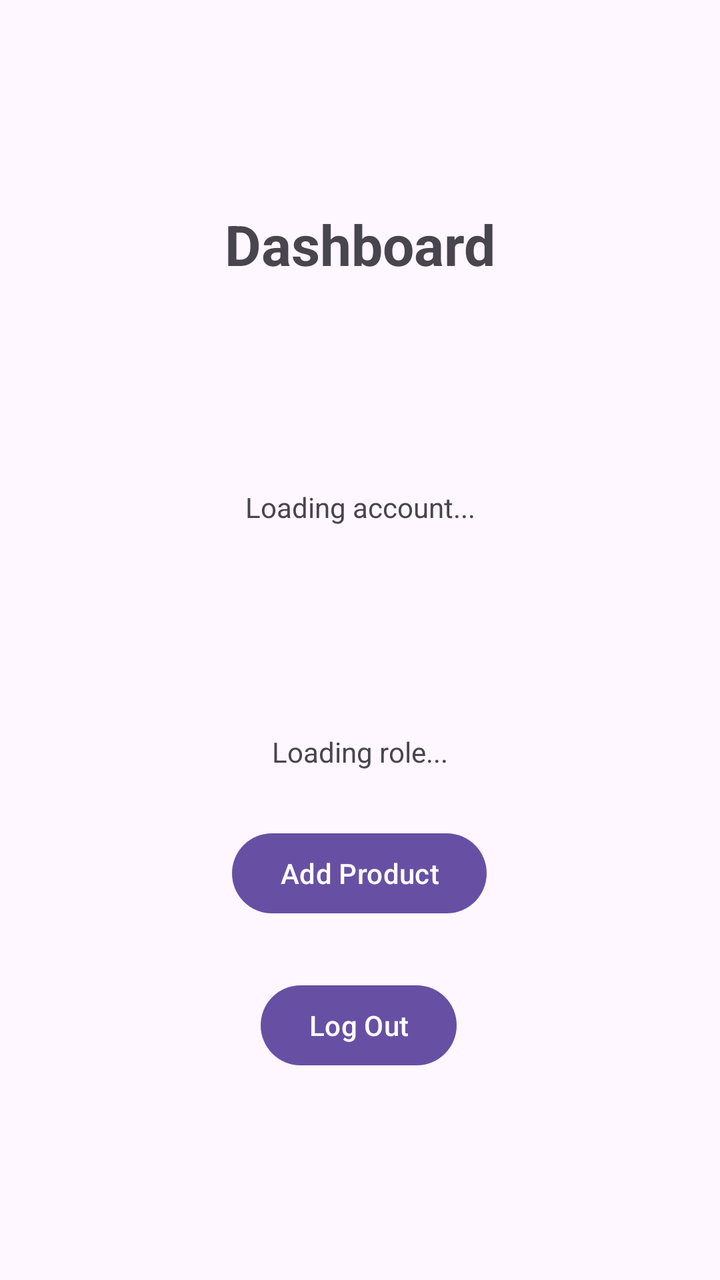
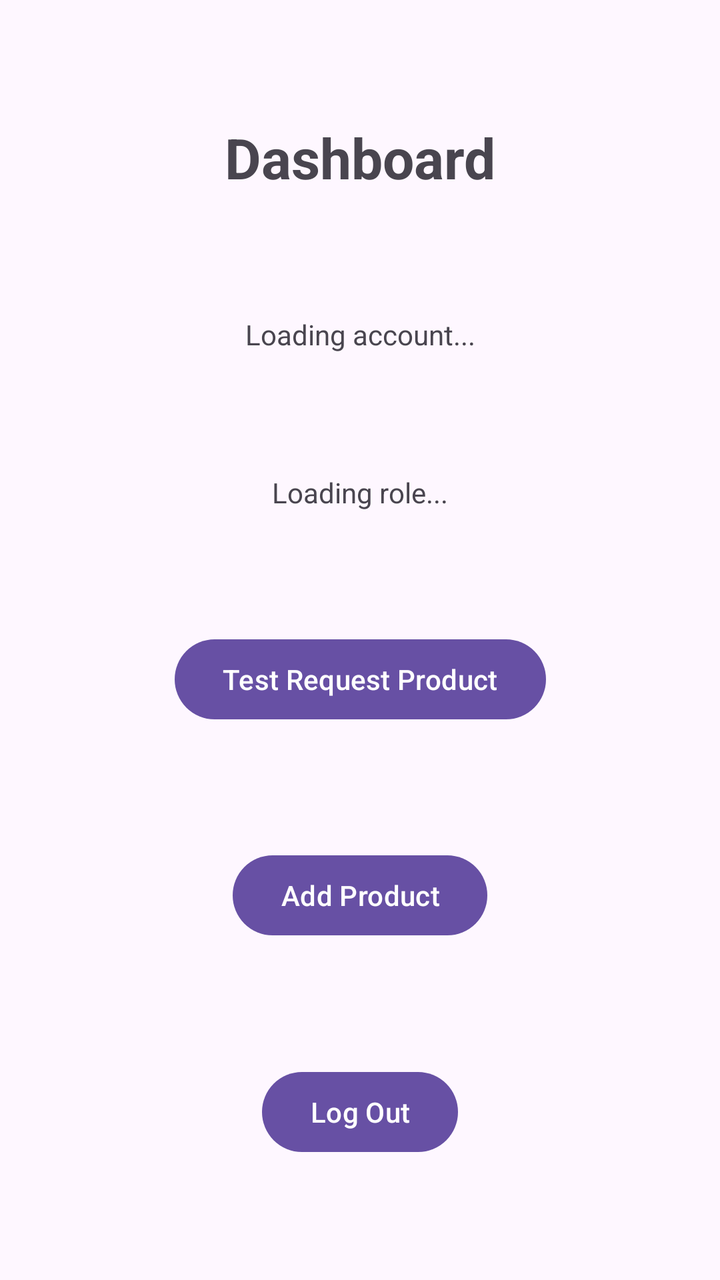

An Android layout rendered at two revisions. The XML below is the earlier revision; the diff shows what the commit changed to produce the second picture.
<!-- AndroidManifest.xml: application theme Theme._3130_grp8_app -->
<!-- res/layout/activity_role_specific_dashboard.xml -->
<?xml version="1.0" encoding="utf-8"?>
<androidx.constraintlayout.widget.ConstraintLayout xmlns:android="http://schemas.android.com/apk/res/android"
    xmlns:app="http://schemas.android.com/apk/res-auto"
    xmlns:tools="http://schemas.android.com/tools"
    android:id="@+id/roleSelectionMain"
    android:layout_width="match_parent"
    android:layout_height="match_parent">

    <TextView
        android:id="@+id/dashboardTitle"
        android:layout_width="wrap_content"
        android:layout_height="wrap_content"
        android:text="Dashboard"
        android:textSize="28sp"
        android:textStyle="bold"
        app:layout_constraintBottom_toTopOf="@id/dashboardEmail"
        app:layout_constraintEnd_toEndOf="parent"
        app:layout_constraintStart_toStartOf="parent"
        app:layout_constraintTop_toTopOf="parent" />

    
    <TextView
        android:id="@+id/dashboardEmail"
        android:layout_width="wrap_content"
        android:layout_height="wrap_content"
        android:text="Loading account..."
        app:layout_constraintBottom_toTopOf="@id/dashboardRole"
        app:layout_constraintEnd_toEndOf="parent"
        app:layout_constraintStart_toStartOf="parent"
        app:layout_constraintTop_toBottomOf="@id/dashboardTitle" />

    
    <TextView
        android:id="@+id/dashboardRole"
        android:layout_width="wrap_content"
        android:layout_height="wrap_content"
        android:text="Loading role..."
        app:layout_constraintBottom_toTopOf="@id/logoutButton"
        app:layout_constraintEnd_toEndOf="parent"
        app:layout_constraintStart_toStartOf="parent"
        app:layout_constraintTop_toBottomOf="@id/dashboardEmail" />

    
    <Button
        android:id="@+id/logoutButton"
        android:layout_width="wrap_content"
        android:layout_height="wrap_content"
        android:text="Log Out"
        app:layout_constraintBottom_toBottomOf="parent"
        app:layout_constraintEnd_toEndOf="parent"
        app:layout_constraintHorizontal_bias="0.498"
        app:layout_constraintStart_toStartOf="parent"
        app:layout_constraintTop_toBottomOf="@id/dashboardRole" />

    <Button
        android:id="@+id/productButton"
        android:layout_width="wrap_content"
        android:layout_height="wrap_content"
        android:layout_marginStart="160dp"
        android:layout_marginTop="36dp"
        android:layout_marginEnd="161dp"
        android:layout_marginBottom="37dp"
        android:text="Add Product"
        app:layout_constraintBottom_toTopOf="@+id/logoutButton"
        app:layout_constraintEnd_toEndOf="parent"
        app:layout_constraintStart_toStartOf="parent"
        app:layout_constraintTop_toBottomOf="@+id/dashboardRole" />
</androidx.constraintlayout.widget.ConstraintLayout>
<!-- resources referenced by this layout -->
<resources>
  <style name="Theme._3130_grp8_app" parent="Base.Theme._3130_grp8_app" />
  <style name="Base.Theme._3130_grp8_app" parent="Theme.Material3.DayNight.NoActionBar">
          
          
      </style>
</resources>

<!-- the commit's change to res/layout/activity_role_specific_dashboard.xml (unified diff, before → after) -->
@@ -1,7 +1,6 @@
 <?xml version="1.0" encoding="utf-8"?>
 <androidx.constraintlayout.widget.ConstraintLayout xmlns:android="http://schemas.android.com/apk/res/android"
     xmlns:app="http://schemas.android.com/apk/res-auto"
-    xmlns:tools="http://schemas.android.com/tools"
     android:id="@+id/roleSelectionMain"
     android:layout_width="match_parent"
     android:layout_height="match_parent">
@@ -13,34 +12,52 @@
         android:text="Dashboard"
         android:textSize="28sp"
         android:textStyle="bold"
-        app:layout_constraintBottom_toTopOf="@id/dashboardEmail"
         app:layout_constraintEnd_toEndOf="parent"
         app:layout_constraintStart_toStartOf="parent"
-        app:layout_constraintTop_toTopOf="parent" />
+        app:layout_constraintTop_toTopOf="parent"
+        app:layout_constraintBottom_toTopOf="@id/dashboardEmail"/>
 
-    
     <TextView
         android:id="@+id/dashboardEmail"
         android:layout_width="wrap_content"
         android:layout_height="wrap_content"
         android:text="Loading account..."
-        app:layout_constraintBottom_toTopOf="@id/dashboardRole"
         app:layout_constraintEnd_toEndOf="parent"
         app:layout_constraintStart_toStartOf="parent"
-        app:layout_constraintTop_toBottomOf="@id/dashboardTitle" />
+        app:layout_constraintTop_toBottomOf="@id/dashboardTitle"
+        app:layout_constraintBottom_toTopOf="@id/dashboardRole"/>
 
-    
     <TextView
         android:id="@+id/dashboardRole"
         android:layout_width="wrap_content"
         android:layout_height="wrap_content"
         android:text="Loading role..."
-        app:layout_constraintBottom_toTopOf="@id/logoutButton"
         app:layout_constraintEnd_toEndOf="parent"
         app:layout_constraintStart_toStartOf="parent"
-        app:layout_constraintTop_toBottomOf="@id/dashboardEmail" />
+        app:layout_constraintTop_toBottomOf="@id/dashboardEmail"
+        app:layout_constraintBottom_toTopOf="@id/requestButton"/>
 
     
+    <Button
+        android:id="@+id/requestButton"
+        android:layout_width="wrap_content"
+        android:layout_height="wrap_content"
+        android:text="Test Request Product"
+        app:layout_constraintEnd_toEndOf="parent"
+        app:layout_constraintStart_toStartOf="parent"
+        app:layout_constraintTop_toBottomOf="@id/dashboardRole"
+        app:layout_constraintBottom_toTopOf="@id/productButton"/>
+
+    <Button
+        android:id="@+id/productButton"
+        android:layout_width="wrap_content"
+        android:layout_height="wrap_content"
+        android:text="Add Product"
+        app:layout_constraintEnd_toEndOf="parent"
+        app:layout_constraintStart_toStartOf="parent"
+        app:layout_constraintTop_toBottomOf="@id/requestButton"
+        app:layout_constraintBottom_toTopOf="@id/logoutButton"/>
+
     <Button
         android:id="@+id/logoutButton"
         android:layout_width="wrap_content"
@@ -48,21 +65,7 @@
         android:text="Log Out"
         app:layout_constraintBottom_toBottomOf="parent"
         app:layout_constraintEnd_toEndOf="parent"
-        app:layout_constraintHorizontal_bias="0.498"
         app:layout_constraintStart_toStartOf="parent"
-        app:layout_constraintTop_toBottomOf="@id/dashboardRole" />
+        app:layout_constraintTop_toBottomOf="@id/productButton"/>
 
-    <Button
-        android:id="@+id/productButton"
-        android:layout_width="wrap_content"
-        android:layout_height="wrap_content"
-        android:layout_marginStart="160dp"
-        android:layout_marginTop="36dp"
-        android:layout_marginEnd="161dp"
-        android:layout_marginBottom="37dp"
-        android:text="Add Product"
-        app:layout_constraintBottom_toTopOf="@+id/logoutButton"
-        app:layout_constraintEnd_toEndOf="parent"
-        app:layout_constraintStart_toStartOf="parent"
-        app:layout_constraintTop_toBottomOf="@+id/dashboardRole" />
 </androidx.constraintlayout.widget.ConstraintLayout>
